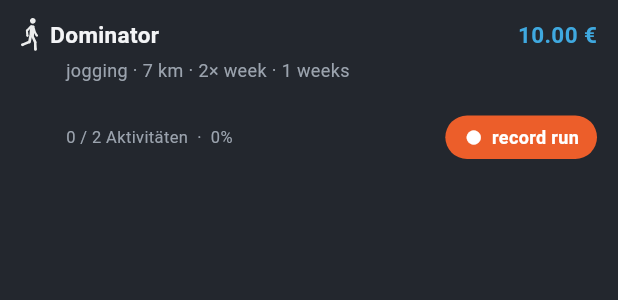
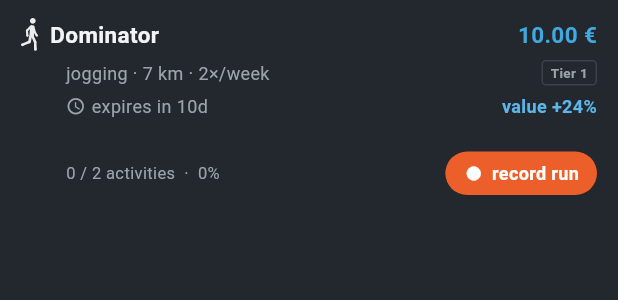
Before and after one commit to Claude-Roland/Battlebet, a Flutter app: the _MyBetTile widget shown alone on an empty page, opened directly with empty values, on a phone screen of 412 x 824 dp. Shown: the top 300 px of the screen. Run offline on Flutter 3.47's test engine with Material 3 defaults, Android fonts, the phone set to English and light mode, and no system bars; our stand-ins replace flutter_svg; project files that could hold a hidden picture were left out.

Commit message:
Konsistenz: My-Bets-Kachel zeigt Restlaufzeit + Bet-Tier + Wertzuwachs + Sport-Icon; Detail entdoppelt (expires in statt zweimal Dauer)

```diff
--- a/app/lib/screens/bet_detail_screen.dart
+++ b/app/lib/screens/bet_detail_screen.dart
@@ -107,7 +107,6 @@ class BetDetailScreen extends StatelessWidget {
                   children: [
                     _kvWhite('pot', _eco.pot.format(), big: true),
                     _kvWhite('expires in', '${bet.expirationDays}d'),
-                    _kvWhite('total duration', '${bet.expirationDays}d'),
                     _kvWhite('ends at', _endsAt),
                   ],
                 ),
--- a/app/lib/screens/my_bets_screen.dart
+++ b/app/lib/screens/my_bets_screen.dart
@@ -1,13 +1,18 @@
 // Meine Wetten (Katalog: `MyBetsScreen`).
 // Zeigt die platzierten Wetten mit Fortschritt. Über „record run" öffnet sich der
 // RECORDER: ein aufgenommener, qualifizierter Lauf schreibt eine Aktivität gut
-// (ersetzt den früheren „Aktivität simulieren"-Zähler) — die Wette macht
-// Fortschritt, bis sie geschafft ist.
+// — die Wette macht Fortschritt, bis sie geschafft ist.
+//
+// Konsistenz mit der Bets-Liste/Detailansicht (Roland-Wunsch 2026-07-20): jede
+// Kachel zeigt Sport-Icon (aus der Sportart), Bet-Tier, RESTLAUFZEIT („expires in")
+// und den ABGELEITETEN Wertzuwachs — dieselben Kennzahlen wie im Katalog.
 
 import 'package:flutter/material.dart';
 import 'package:flutter_svg/flutter_svg.dart';
 
 import '../data/my_bets_store.dart';
+import '../models/bet.dart';
+import '../models/tiers.dart';
 import '../theme/app_theme.dart';
 import '../widgets/groove_divider.dart';
 import '../widgets/top_nav.dart';
@@ -67,9 +72,9 @@ class _EmptyState extends StatelessWidget {
           children: [
             Icon(Icons.flag_outlined, color: AppColors.textMuted, size: 40),
             SizedBox(height: 12),
-            Text('Noch keine Wetten platziert.', style: TextStyle(color: AppColors.textMuted, fontSize: 15)),
+            Text('No bets placed yet.', style: TextStyle(color: AppColors.textMuted, fontSize: 15)),
             SizedBox(height: 6),
-            Text('Über „create bet" eine Wette anlegen und platzieren.',
+            Text('Create and place a bet via "create bet".',
                 textAlign: TextAlign.center, style: TextStyle(color: AppColors.textMuted, fontSize: 12)),
           ],
         ),
@@ -86,18 +91,19 @@ class _MyBetTile extends StatelessWidget {
   @override
   Widget build(BuildContext context) {
     final bet = placed.bet;
-    final weeks = (bet.expirationDays / 7).round();
     final done = placed.isComplete;
     final pct = (placed.progress * 100).round();
+    final increase = bet.economics.increasePctRounded;
 
     return Padding(
       padding: const EdgeInsets.fromLTRB(14, 12, 14, 12),
       child: Column(
         crossAxisAlignment: CrossAxisAlignment.start,
         children: [
+          // Zeile 1: Sport-Icon + Name + Einsatz
           Row(
             children: [
-              SvgPicture.asset('assets/icons/Jogger-Icon.svg', height: 22),
+              SvgPicture.asset('assets/icons/${_sportAsset(bet.sport)}', height: 22),
               const SizedBox(width: 8),
               Expanded(
                 child: Text(bet.name,
@@ -107,12 +113,37 @@ class _MyBetTile extends StatelessWidget {
                   style: const TextStyle(color: AppColors.price, fontSize: 15, fontWeight: FontWeight.w700)),
             ],
           ),
-          const SizedBox(height: 4),
+          const SizedBox(height: 6),
+          // Zeile 2: Sportart · Distanz · Häufigkeit + Bet-Tier-Chip
           Padding(
             padding: const EdgeInsets.only(left: 30),
-            child: Text(
-              '${bet.sport.label} · ${_fmtKm(bet.distanceKm)} km · ${bet.iterationsPerWeek}× week · $weeks weeks',
-              style: const TextStyle(color: AppColors.textMuted, fontSize: 12),
+            child: Row(
+              children: [
+                Expanded(
+                  child: Text(
+                    '${bet.sport.label} · ${_fmtKm(bet.distanceKm)} km · ${bet.iterationsPerWeek}×/week',
+                    style: const TextStyle(color: AppColors.textMuted, fontSize: 12),
+                  ),
+                ),
+                const SizedBox(width: 6),
+                _tierChip(bet.tier),
+              ],
+            ),
+          ),
+          const SizedBox(height: 5),
+          // Zeile 3: RESTLAUFZEIT + Wertzuwachs (dieselben Kennzahlen wie im Katalog)
+          Padding(
+            padding: const EdgeInsets.only(left: 30),
+            child: Row(
+              children: [
+                const Icon(Icons.schedule, size: 13, color: AppColors.textMuted),
+                const SizedBox(width: 4),
+                Text('expires in ${bet.expirationDays}d',
+                    style: const TextStyle(color: AppColors.textMuted, fontSize: 12)),
+                const Spacer(),
+                Text('value ${increase >= 0 ? '+' : ''}$increase%',
+                    style: const TextStyle(color: AppColors.gain, fontSize: 12, fontWeight: FontWeight.w700)),
+              ],
             ),
           ),
           const SizedBox(height: 8),
@@ -123,7 +154,7 @@ class _MyBetTile extends StatelessWidget {
             child: Row(
               children: [
                 Expanded(
-                  child: Text('${placed.activitiesDone} / ${placed.totalActivities} Aktivitäten  ·  $pct%',
+                  child: Text('${placed.activitiesDone} / ${placed.totalActivities} activities  ·  $pct%',
                       style: const TextStyle(color: AppColors.textMuted, fontSize: 11)),
                 ),
                 if (done)
@@ -132,7 +163,7 @@ class _MyBetTile extends StatelessWidget {
                     children: [
                       Icon(Icons.check_circle, color: _green, size: 16),
                       SizedBox(width: 4),
-                      Text('geschafft', style: TextStyle(color: _green, fontSize: 13, fontWeight: FontWeight.w700)),
+                      Text('done', style: TextStyle(color: _green, fontSize: 13, fontWeight: FontWeight.w700)),
                     ],
                   )
                 else
@@ -145,8 +176,7 @@ class _MyBetTile extends StatelessWidget {
     );
   }
 
-  /// Fortschritt als PILLENRINNE: durchgehende, rund abgeschlossene Rinne (heller
-  /// Kanal), darin der gefuellte Anteil als Pille — der offene Rest bis 100 % bleibt sichtbar.
+  /// Fortschritt als PILLENRINNE: heller Kanal, darin der gefuellte Anteil als Pille.
   Widget _progressBar(double p, bool done) {
     const h = 8.0;
     return Container(
@@ -165,6 +195,19 @@ class _MyBetTile extends StatelessWidget {
           ),
         ),
       ),
+    );
+  }
+
+  /// Bet-Tier-Chip (Tier 1/2/3) — wie in der Bets-Liste.
+  Widget _tierChip(PotTier tier) {
+    return Container(
+      padding: const EdgeInsets.symmetric(horizontal: 5, vertical: 1),
+      decoration: BoxDecoration(
+        borderRadius: BorderRadius.circular(3),
+        border: Border.all(color: AppColors.divider),
+      ),
+      child: Text(tier.shortLabel,
+          style: const TextStyle(color: AppColors.textMuted, fontSize: 9, fontWeight: FontWeight.w600)),
     );
   }
 
@@ -192,5 +235,8 @@ class _MyBetTile extends StatelessWidget {
     );
   }
 
+  /// Sportart -> SVG-Asset (Icon-Policy: aus der Sportart abgeleitet, nie hart verdrahtet).
+  String _sportAsset(Sport s) => s == Sport.running ? 'Renner-Icon.svg' : 'Jogger-Icon.svg';
+
   String _fmtKm(double km) => km == km.roundToDouble() ? km.toStringAsFixed(0) : km.toString();
 }
```
